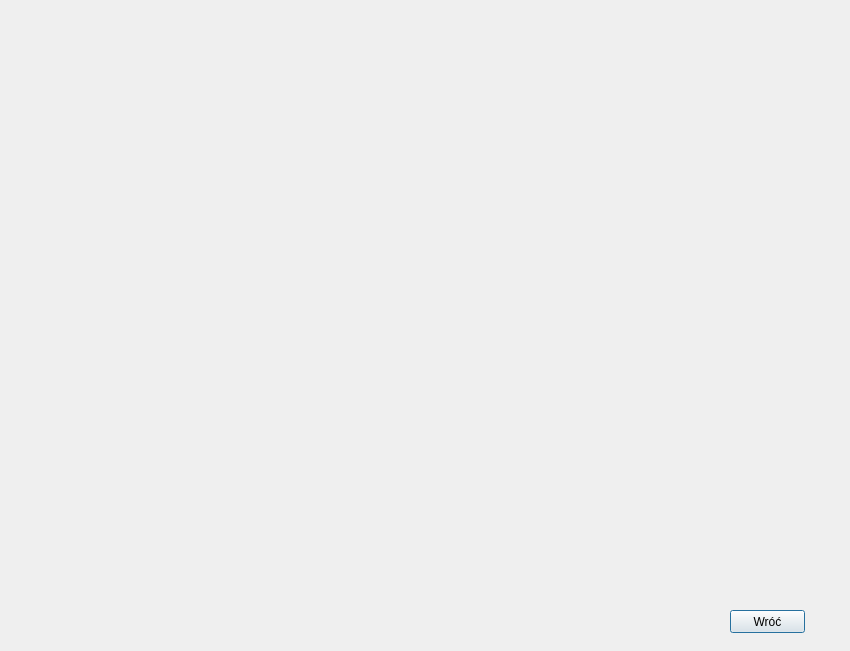
DzimiX/ProgramSprzedazowy, file storagewindow.ui: the form before one commit.
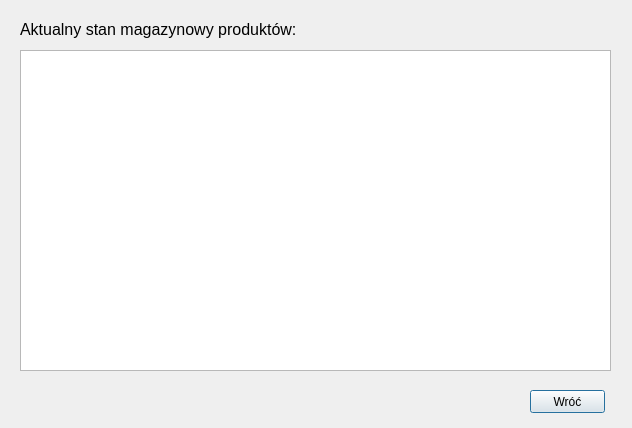
The form after the commit.

Patch:
```diff
--- a/storagewindow.ui
+++ b/storagewindow.ui
@@ -6,8 +6,8 @@
    <rect>
     <x>0</x>
     <y>0</y>
-    <width>850</width>
-    <height>651</height>
+    <width>632</width>
+    <height>428</height>
    </rect>
   </property>
   <property name="windowTitle">
@@ -16,8 +16,8 @@
   <widget class="QPushButton" name="button_return">
    <property name="geometry">
     <rect>
-     <x>730</x>
-     <y>610</y>
+     <x>530</x>
+     <y>390</y>
      <width>75</width>
      <height>23</height>
     </rect>
@@ -26,6 +26,35 @@
     <string>Wróć</string>
    </property>
   </widget>
+  <widget class="QTableView" name="tableView">
+   <property name="geometry">
+    <rect>
+     <x>20</x>
+     <y>50</y>
+     <width>591</width>
+     <height>321</height>
+    </rect>
+   </property>
+   <property name="selectionBehavior">
+    <enum>QAbstractItemView::SelectRows</enum>
+   </property>
+   <attribute name="verticalHeaderVisible">
+    <bool>false</bool>
+   </attribute>
+  </widget>
+  <widget class="QLabel" name="label">
+   <property name="geometry">
+    <rect>
+     <x>20</x>
+     <y>20</y>
+     <width>591</width>
+     <height>20</height>
+    </rect>
+   </property>
+   <property name="text">
+    <string>&lt;html&gt;&lt;head/&gt;&lt;body&gt;&lt;p&gt;&lt;span style=&quot; font-size:12pt;&quot;&gt;Aktualny stan magazynowy produktów:&lt;/span&gt;&lt;/p&gt;&lt;/body&gt;&lt;/html&gt;</string>
+   </property>
+  </widget>
  </widget>
  <resources/>
  <connections/>
```
